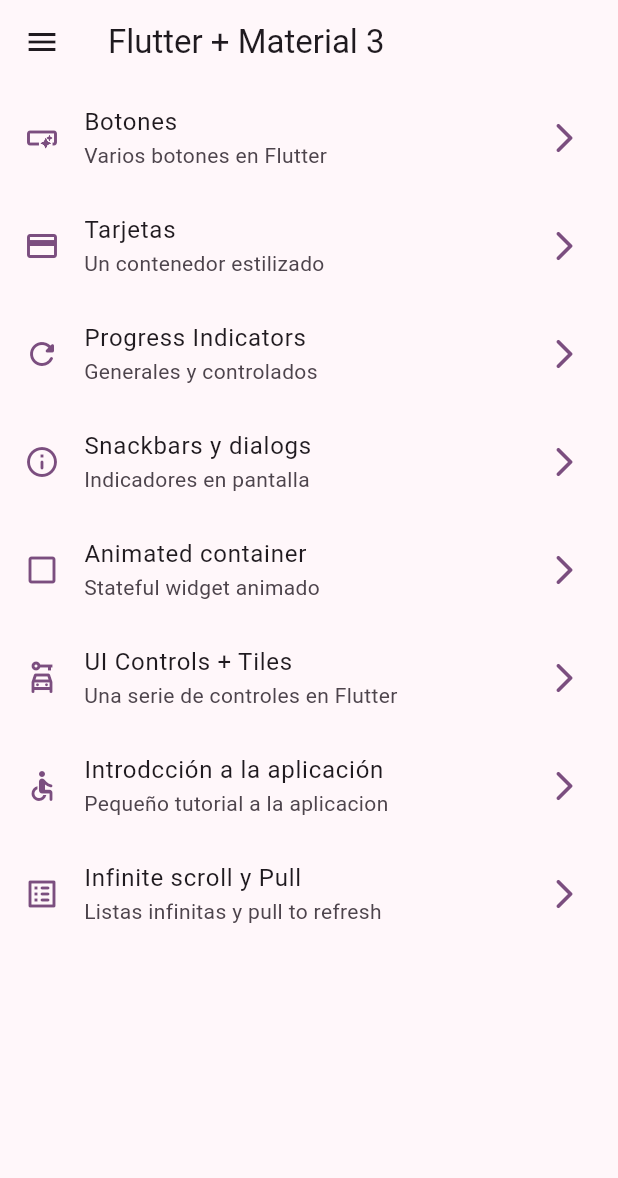
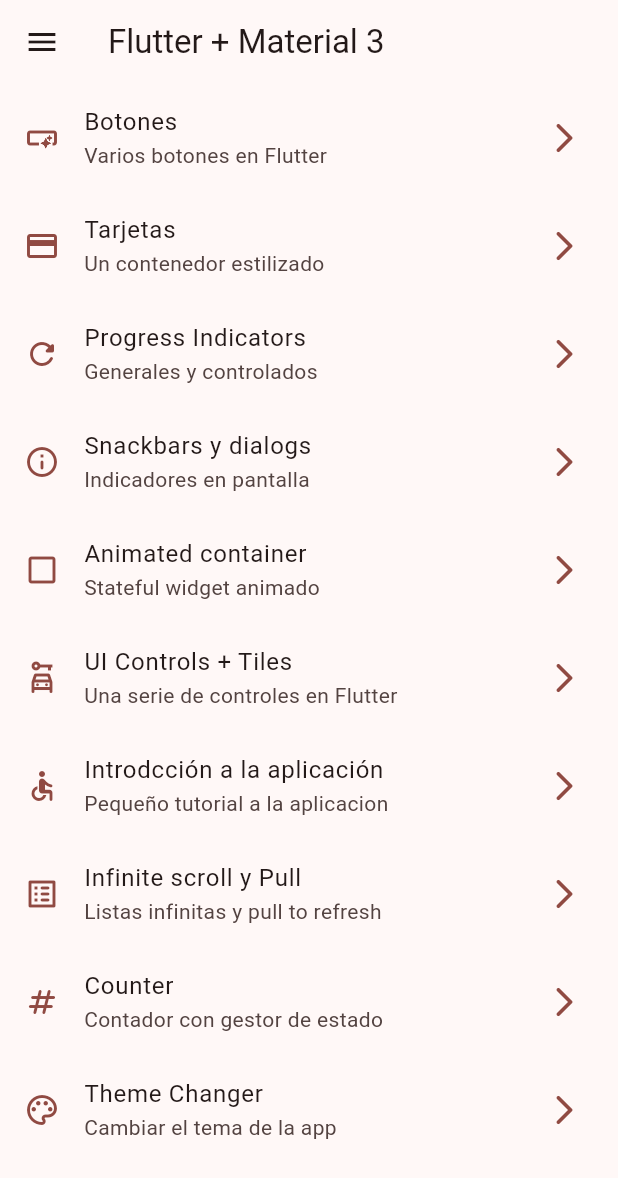
Before and after one commit to CUBILLOSCRISTIAN/widgets_app, a Flutter app: the screen it shows after launch, on a phone screen of 412 x 824 dp. Shown: the top 1178 px of the screen. Run offline on Flutter 3.47's test engine with Material 3 defaults, Android fonts, the phone set to English and light mode, and no system bars; our stand-ins replace animate_do, flutter_riverpod, go_router.

Commit message:
feat: Add flutter_riverpod dependency and related providers
This commit adds the flutter_riverpod dependency to the pubspec.yaml file and includes the necessary code changes to implement the counterProvider, isDarkModeProvider, selectedColorProvider, and colorListProvider in the application. These providers are used to manage the state of the counter, dark mode, selected color, and color list respectively.

These additions enhance the functionality of the application by providing a state management solution and enabling the use of Riverpod for dependency injection and state management.

```diff
--- a/lib/config/menu/menu_items.dart
+++ b/lib/config/menu/menu_items.dart
@@ -58,4 +58,14 @@ const appMenuItems = <MenuItem>[
       subTitle: 'Listas infinitas y pull to refresh',
       link: '/infinite',
       icon: Icons.list_alt_rounded),
+  MenuItem(
+      title: 'Counter',
+      subTitle: 'Contador con gestor de estado',
+      link: '/counter',
+      icon: Icons.numbers_rounded),
+  MenuItem(
+      title: 'Theme Changer',
+      subTitle: 'Cambiar el tema de la app',
+      link: '/theme-changer',
+      icon: Icons.color_lens_outlined),
 ];
--- a/lib/config/router/app_router.dart
+++ b/lib/config/router/app_router.dart
@@ -50,5 +50,15 @@ final appRouter = GoRouter(
       name: InfiniteScrollScreen.name,
       builder: (context, state) => const InfiniteScrollScreen(),
     ),
+    GoRoute(
+      path: '/counter',
+      name: CounterScreen.name,
+      builder: (context, state) => const CounterScreen(),
+    ),
+    GoRoute(
+      path: '/theme-changer',
+      name: ThemeChangerScreen.name,
+      builder: (context, state) => const ThemeChangerScreen(),
+    ),
   ],
 );
--- a/lib/config/theme/app_theme.dart
+++ b/lib/config/theme/app_theme.dart
@@ -10,13 +10,15 @@ const colorList = <Color>[
 
 class AppTheme {
   final int selectedColor;
-  AppTheme({this.selectedColor = 0})
+  final bool isDarkMode;
+  AppTheme({this.isDarkMode = false, this.selectedColor = 0})
       : assert(selectedColor >= 0, 'Selected color index must be less than 0.'),
         assert(selectedColor < colorList.length,
             'Selected color index must be less than ${colorList.length - 1}.');
 
   ThemeData getTheme() => ThemeData(
         useMaterial3: true,
+        brightness: isDarkMode ? Brightness.dark : Brightness.light,
         colorSchemeSeed: colorList[selectedColor],
       );
 }
--- a/lib/main.dart
+++ b/lib/main.dart
@@ -1,21 +1,28 @@
 import 'package:flutter/material.dart';
+import 'package:flutter_riverpod/flutter_riverpod.dart';
 import 'package:widgets_app/config/router/app_router.dart';
 import 'package:widgets_app/config/theme/app_theme.dart';
+import 'package:widgets_app/presentation/providers/theme_provider.dart';
 
 void main() {
-  runApp(const MainApp());
+  runApp(
+    const ProviderScope(child: MainApp()),
+  );
 }
 
-class MainApp extends StatelessWidget {
+class MainApp extends ConsumerWidget {
   const MainApp({super.key});
 
   @override
-  Widget build(BuildContext context) {
+  Widget build(BuildContext context, ref) {
+    final isDarkMode = ref.watch(isDarkModeProvider);
+    final colorSeleted = ref.watch(selectedColorProvider);
     return MaterialApp.router(
       title: 'Flutter Widgets',
       routerConfig: appRouter,
       debugShowCheckedModeBanner: false,
-      theme: AppTheme(selectedColor: 4).getTheme(),
+      theme: AppTheme(selectedColor: colorSeleted, isDarkMode: isDarkMode)
+          .getTheme(),
     );
   }
 }
--- /dev/null
+++ b/lib/presentation/providers/counter_provider.dart
@@ -0,0 +1,5 @@
+import 'package:flutter_riverpod/flutter_riverpod.dart';
+
+final counterProvider = StateProvider(
+  (ref) => 5,
+);
--- /dev/null
+++ b/lib/presentation/providers/theme_provider.dart
@@ -0,0 +1,16 @@
+import 'package:flutter_riverpod/flutter_riverpod.dart';
+import 'package:widgets_app/config/theme/app_theme.dart';
+
+//DarkMode
+
+final isDarkModeProvider = StateProvider(
+  (ref) => false,
+);
+final selectedColorProvider = StateProvider(
+  (ref) => 0,
+);
+
+//Listado de colores inmutables
+final colorListProvider = Provider(
+  (ref) => colorList,
+);
--- a/lib/presentation/screens/screens.dart
+++ b/lib/presentation/screens/screens.dart
@@ -2,8 +2,10 @@ export 'package:widgets_app/presentation/screens/animated/animated_screen.dart';
 export 'package:widgets_app/presentation/screens/app_tutorial/app_tutorial_screen.dart';
 export 'package:widgets_app/presentation/screens/buttons/buttons_screen.dart';
 export 'package:widgets_app/presentation/screens/cards/cards_screen.dart';
+export 'package:widgets_app/presentation/screens/counter/counter_screen.dart';
 export 'package:widgets_app/presentation/screens/home/home_screen.dart';
 export 'package:widgets_app/presentation/screens/infinite_scroll/infinite_scroll_screen.dart';
 export 'package:widgets_app/presentation/screens/progress/progress_screen.dart';
 export 'package:widgets_app/presentation/screens/snackbar/snackbar_screen.dart';
+export 'package:widgets_app/presentation/screens/theme_changer/theme_changer_screen.dart';
 export 'package:widgets_app/presentation/screens/ui_controls/ui_control_screen.dart';
--- a/pubspec.yaml
+++ b/pubspec.yaml
@@ -10,6 +10,7 @@ dependencies:
   animate_do: ^3.3.4
   flutter:
     sdk: flutter
+  flutter_riverpod: ^2.5.1
   go_router: ^14.2.0
 
 dev_dependencies:
```
Also changed, not shown: lib/presentation/screens/counter/counter_screen.dart (added, +48 -0 lines), lib/presentation/screens/theme_changer/theme_changer_screen.dart (added, +62 -0 lines), pubspec.lock.
